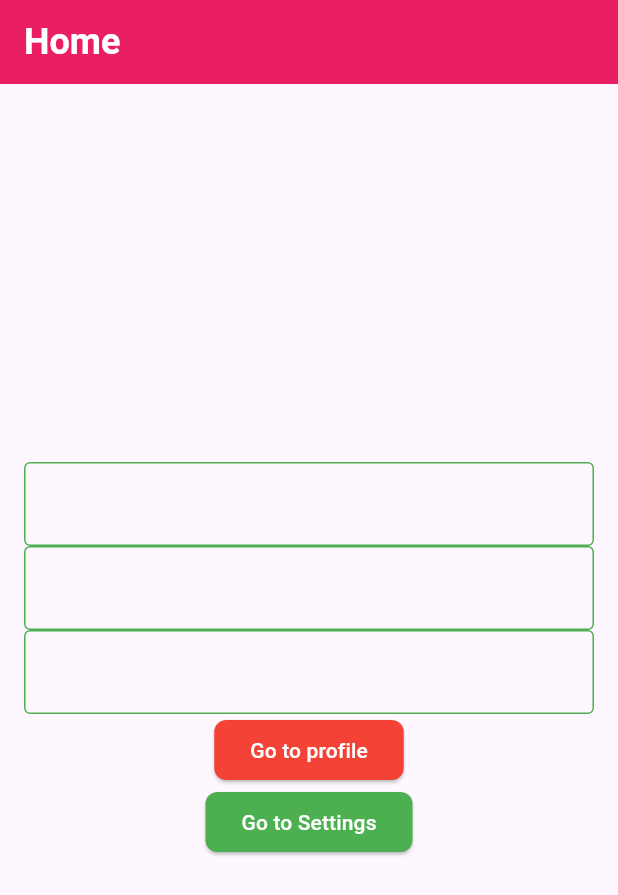
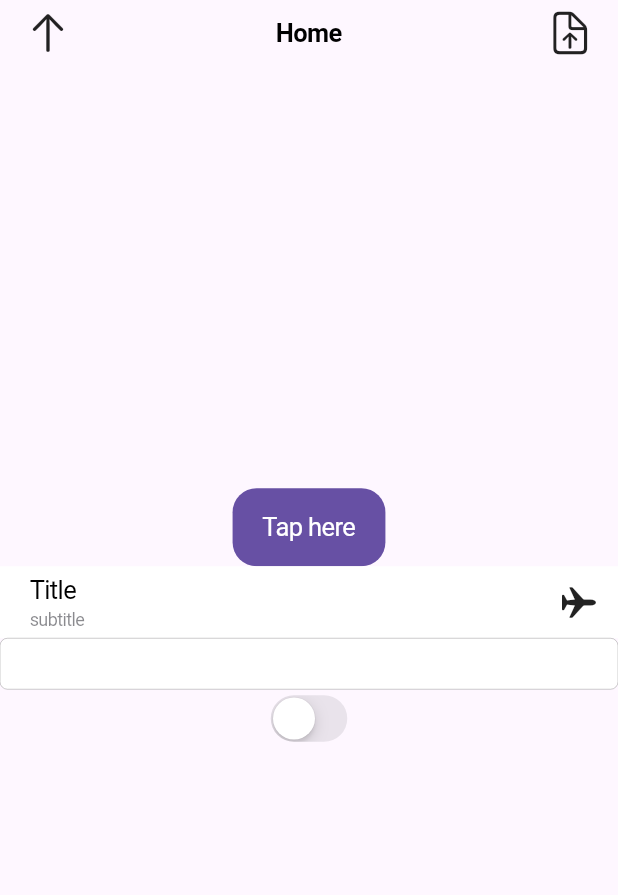
Before and after one commit to Tohid469/rafatsir_ostad_beatch8, a Flutter app: the screen it shows after launch, on a phone screen of 412 x 824 dp. Shown: the top 895 px of the screen. Run offline on Flutter 3.47's test engine with Material 3 defaults, Android fonts, the phone set to English and light mode, and no system bars.

Commit message:
comit module 9 class 2 (Add Cupertino Design System)

```diff
--- a/lib/main.dart
+++ b/lib/main.dart
@@ -1,71 +1,29 @@
+import 'dart:io';
+
+import 'package:flutter/cupertino.dart';
 import 'package:flutter/material.dart';
 
-/// Theme, Stack, Positioned
-/// Code Smell
-/// Code Duplication
+/// Cupertino Design System
 
 void main() {
-  runApp(HelloWorldApp());
+  runApp(CupertinoExpApp());
 }
 
-class HelloWorldApp extends StatelessWidget {
+class CupertinoExpApp extends StatelessWidget {
+  const CupertinoExpApp({super.key});
+
   @override
   Widget build(BuildContext context) {
+    if (Platform.isIOS) {
+      return CupertinoApp(
+        title: 'Experiment Project',
+        home: Home(),
+      );
+    } else {
       return MaterialApp(
-      debugShowCheckedModeBanner: true,
-      title: 'Hello World App',
         home: Home(),
-      theme: ThemeData(
-        elevatedButtonTheme: ElevatedButtonThemeData(
-          style: ElevatedButton.styleFrom(
-            backgroundColor: Colors.red,
-            foregroundColor: Colors.white,
-            shape: RoundedRectangleBorder(
-              borderRadius: BorderRadius.circular(8),
-            ),
-          ),
-        ),
-        appBarTheme: AppBarTheme(
-          backgroundColor: Colors.pink,
-          foregroundColor: Colors.white,
-          titleTextStyle: TextStyle(fontSize: 24, fontWeight: FontWeight.w600),
-        ),
-        inputDecorationTheme: InputDecorationTheme(
-          border:
-          OutlineInputBorder(borderSide: BorderSide(color: Colors.green)),
-          enabledBorder:
-          OutlineInputBorder(borderSide: BorderSide(color: Colors.green)),
-          focusedBorder:
-          OutlineInputBorder(borderSide: BorderSide(color: Colors.green)),
-        ),
-      ),
-      darkTheme: ThemeData(
-        brightness: Brightness.dark,
-        elevatedButtonTheme: ElevatedButtonThemeData(
-          style: ElevatedButton.styleFrom(
-            backgroundColor: Colors.orange,
-            foregroundColor: Colors.white,
-            shape: RoundedRectangleBorder(
-              borderRadius: BorderRadius.circular(8),
-            ),
-          ),
-        ),
-        appBarTheme: AppBarTheme(
-          backgroundColor: Colors.orange,
-          foregroundColor: Colors.white,
-          titleTextStyle: TextStyle(fontSize: 24, fontWeight: FontWeight.w600),
-        ),
-        inputDecorationTheme: InputDecorationTheme(
-          border:
-          OutlineInputBorder(borderSide: BorderSide(color: Colors.pink)),
-          enabledBorder:
-          OutlineInputBorder(borderSide: BorderSide(color: Colors.pink)),
-          focusedBorder:
-          OutlineInputBorder(borderSide: BorderSide(color: Colors.pink)),
-        ),
-      ),
-      themeMode: ThemeMode.system,
       );
+    }
   }
 }
 
@@ -74,160 +32,31 @@ class Home extends StatelessWidget {
 
   @override
   Widget build(BuildContext context) {
-    return Scaffold(
-      appBar: AppBar(
-        title: Text('Home'),
+    return CupertinoPageScaffold(
+      navigationBar: CupertinoNavigationBar(
+        middle: Text('Home'),
+        trailing: Icon(CupertinoIcons.arrow_up_doc),
+        leading: Icon(CupertinoIcons.arrow_up),
       ),
-      body: Center(
-        child: Padding(
-          padding: EdgeInsets.all(16),
       child: Column(
         mainAxisAlignment: MainAxisAlignment.center,
         children: [
-              TextField(),
-              TextField(),
-              TextField(),
-              ElevatedButton(
-                onPressed: () {
-                  Navigator.push(
-                    context,
-                    MaterialPageRoute(
-                      builder: (context) {
-                        return Profile(username: 'Rabbi');
-                      },
+          CupertinoButton.filled(
+            borderRadius: BorderRadius.circular(16),
+            child: Text('Tap here'),
+            onPressed: () {},
           ),
-                  );
-                },
-                child: Text('Go to profile'),
+          CupertinoListTile(
+            onTap: () {},
+            title: Text('Title'),
+            backgroundColor: CupertinoColors.white,
+            subtitle: Text('subtitle'),
+            trailing: Icon(CupertinoIcons.airplane),
           ),
-              ElevatedButton(
-                style: ElevatedButton.styleFrom(backgroundColor: Colors.green),
-                onPressed: () {
-                  Navigator.pushReplacement(
-                    context,
-                    MaterialPageRoute(
-                      builder: (context) {
-                        return Settings();
-                      },
-                    ),
-                  );
-                },
-                child: Text('Go to Settings'),
-              ),
+          CupertinoTextField(),
+          CupertinoSwitch(value: false, onChanged: (value) {})
         ],
-          ),
-        ),
       ),
     );
   }
 }
-
-class Profile extends StatelessWidget {
-  Profile({super.key, required this.username});
-
-  final String username;
-
-  @override
-  Widget build(BuildContext context) {
-    return Scaffold(
-      appBar: AppBar(
-        title: Text('Profile'),
-        backgroundColor: Colors.green,
-      ),
-      body: Center(
-        child: Column(
-          mainAxisAlignment: MainAxisAlignment.center,
-          children: [
-            Text(username),
-            ElevatedButton(
-              onPressed: () {
-                Navigator.pop(context);
-              },
-              child: Text('Back'),
-            ),
-            ElevatedButton(
-              onPressed: () {
-                // go to profile
-                Navigator.pushReplacement(
-                  context,
-                  MaterialPageRoute(
-                    builder: (context) => Settings(),
-                  ),
-                );
-              },
-              child: Text('Move to Settings'),
-            ),
-            ElevatedButton(
-              onPressed: () {
-                Navigator.pushAndRemoveUntil(
-                  context,
-                  MaterialPageRoute(builder: (context) => Home()),
-                      (predicate) => false,
-                );
-              },
-              child: Text('Back to Home'),
-            ),
-          ],
-        ),
-      ),
-    );
-  }
-}
-
-class Settings extends StatelessWidget {
-  const Settings({super.key});
-
-  @override
-  Widget build(BuildContext context) {
-    return Scaffold(
-      appBar: AppBar(
-        title: Text('Settings'),
-      ),
-      body: Center(
-        child: Column(
-          children: [
-            ElevatedButton(
-              onPressed: () {
-                // go to profile
-                Navigator.push(
-                  context,
-                  MaterialPageRoute(
-                    builder: (context) => Profile(
-                      username: 'Fahad',
-                    ),
-                  ),
-                );
-              },
-              child: Text('Move to profile'),
-            ),
-            Stack(
-              // alignment: Alignment.center,
-              children: [
-                Container(
-                  width: 100,
-                  height: 100,
-                  color: Colors.red,
-                ),
-                Container(
-                  width: 80,
-                  height: 80,
-                  color: Colors.yellow,
-                ),
-                Positioned(
-                  bottom: 2,
-                  right: 8,
-                  width: 100,
-                  child: Container(
-                    width: 60,
-                    height: 60,
-                    color: Colors.green,
-                  ),
-                ),
-              ],
-            ),
-          ],
-        ),
-      ),
-    );
-  }
-}
```
Lines whose indentation alone changed are shown as unchanged.
